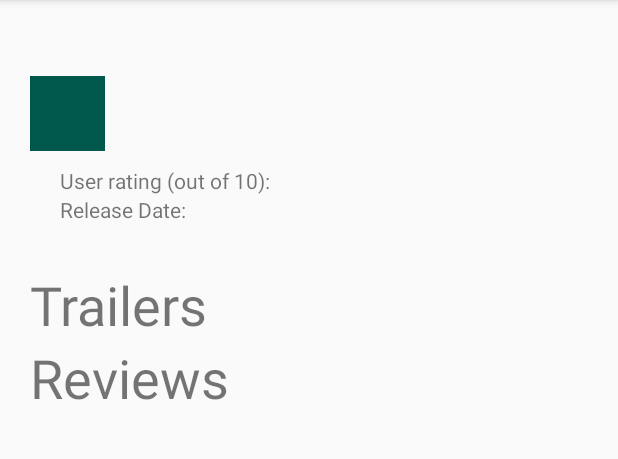
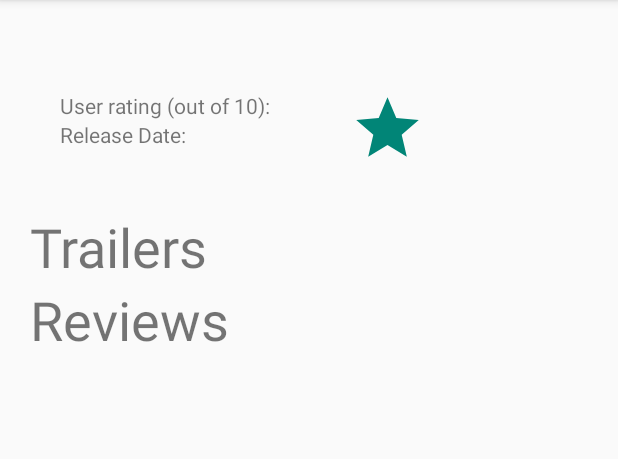
Before and after one commit to haitanle/android-projects, an Android app: the DetailActivity screen opened directly, with no data from a screen before it, on a phone screen of 412 x 824 dp, the part 84-543 px from its top. Run offline under Robolectric (Android 15) with nearby library versions, the phone set to English and light mode, and no system bars; our stand-ins replace Picasso, Room's generated code; pictures from the network do not load; 10 statements that could not run were skipped.

Commit message:
add icon star drawable

```diff
--- /dev/null
+++ b/MovieApp/app/src/main/res/drawable/ic_star_selected_24dp.xml
@@ -0,0 +1,9 @@
+<vector
+    android:height="24dp"
+    android:tint="#56D6C2"
+    android:viewportHeight="24.0"
+    android:viewportWidth="24.0"
+    android:width="24dp"
+    xmlns:android="http://schemas.android.com/apk/res/android">
+    <path android:fillColor="#FF000000" android:pathData="M12,17.27L18.18,21l-1.64,-7.03L22,9.24l-7.19,-0.61L12,2 9.19,8.63 2,9.24l5.46,4.73L5.82,21z"/>
+</vector>
--- /dev/null
+++ b/MovieApp/app/src/main/res/drawable/ic_star_unselected_24dp.xml
@@ -0,0 +1,5 @@
+<vector android:height="24dp" android:tint="#018577"
+    android:viewportHeight="24.0" android:viewportWidth="24.0"
+    android:width="24dp" xmlns:android="http://schemas.android.com/apk/res/android">
+    <path android:fillColor="#FF000000" android:pathData="M12,17.27L18.18,21l-1.64,-7.03L22,9.24l-7.19,-0.61L12,2 9.19,8.63 2,9.24l5.46,4.73L5.82,21z"/>
+</vector>
--- a/MovieApp/app/src/main/res/drawable/star_selector.xml
+++ b/MovieApp/app/src/main/res/drawable/star_selector.xml
@@ -5,9 +5,9 @@
 
     <!--<item android:drawable="@color/colorPrimaryLight" android:state_activated="true"/>-->
 
-    <item android:drawable="@color/colorPrimaryLight" android:state_selected="true"/>
+    <item android:drawable="@drawable/ic_star_selected_24dp" android:state_selected="true"/>
 
-    <item android:drawable="@color/colorPrimaryDark" android:state_selected="false"/>
+    <item android:drawable="@drawable/ic_star_unselected_24dp" android:state_selected="false"/>
 
     <!--<item android:drawable="@color/colorPrimaryDark"/>-->
 
--- a/MovieApp/app/src/main/res/layout/activity_detail.xml
+++ b/MovieApp/app/src/main/res/layout/activity_detail.xml
@@ -26,12 +26,6 @@
             android:layout_height="wrap_content"
             android:layout_marginTop="10sp"
             android:textSize="30sp" />
-
-        <ImageView
-            android:id="@+id/star_image_view"
-            android:layout_width="50dp"
-            android:layout_height="50dp"
-            android:background="@drawable/star_selector"/>
 
         <RelativeLayout
             android:layout_width="match_parent"
@@ -77,7 +71,16 @@
                     android:layout_below="@id/text_user_rating"
                     android:layout_toRightOf="@id/text_release_date" />
 
+                <ImageView
+                    android:id="@+id/star_image_view"
+                    android:layout_width="50dp"
+                    android:layout_height="50dp"
+                    android:layout_toRightOf="@id/text_user_rating"
+                    android:layout_marginLeft="50dp"
+                    android:background="@drawable/star_selector"/>
+
             </RelativeLayout>
+
 
 
         </RelativeLayout>
--- a/MovieApp/app/src/main/res/layout/activity_main.xml
+++ b/MovieApp/app/src/main/res/layout/activity_main.xml
@@ -4,11 +4,6 @@
     android:layout_width="match_parent"
     android:layout_height="match_parent"
     tools:context=".MainActivity">
-
-    <TextView
-        android:id="@+id/test_text"
-        android:layout_width="match_parent"
-        android:layout_height="wrap_content" />
 
     <LinearLayout
         android:orientation="vertical"
```
Also changed, not shown: MovieApp/app/src/main/java/com/example/movieapp/MainActivity.java (+21 -7 lines), MovieApp/app/src/main/java/com/example/movieapp/MovieAdapter.java (+6 -2 lines).
